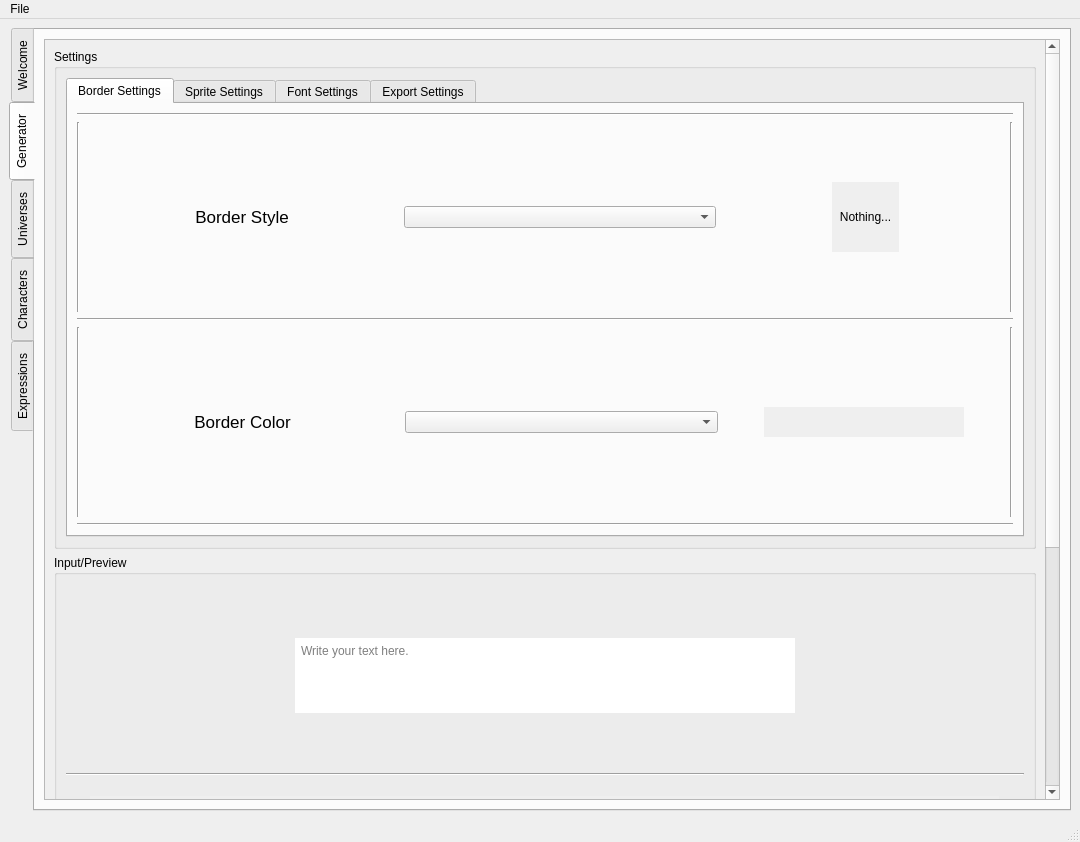
xMirkix/yet-another-textbox-generator, file ui/ui.ui: the form before one commit.
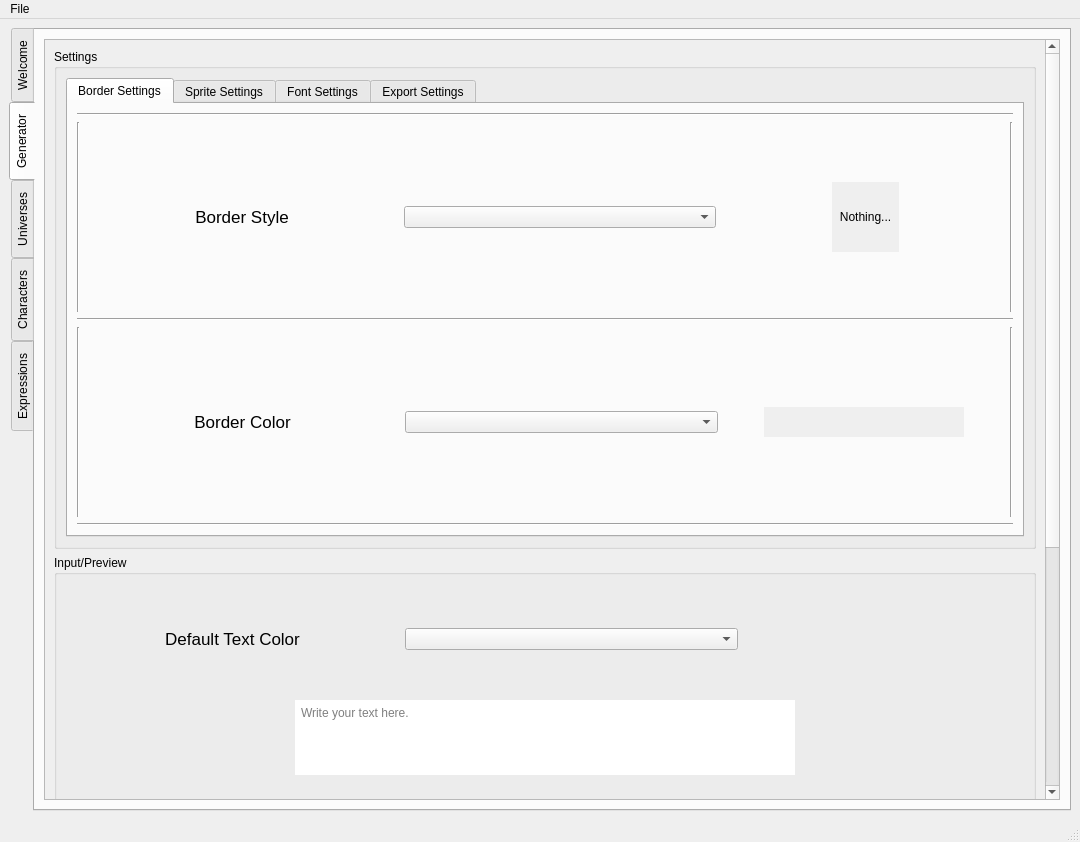
The form after the commit. The open tabs and pages were chosen to show the change. Icons and pictures are not drawn.

Patch:
```diff
--- a/ui/ui.ui
+++ b/ui/ui.ui
@@ -2200,6 +2200,106 @@
                <string>Input/Preview</string>
               </property>
               <layout class="QVBoxLayout" name="verticalLayout_6">
+               <item>
+                <spacer name="verticalSpacer_9">
+                 <property name="orientation">
+                  <enum>Qt::Orientation::Vertical</enum>
+                 </property>
+                 <property name="sizeType">
+                  <enum>QSizePolicy::Policy::Fixed</enum>
+                 </property>
+                 <property name="sizeHint" stdset="0">
+                  <size>
+                   <width>20</width>
+                   <height>40</height>
+                  </size>
+                 </property>
+                </spacer>
+               </item>
+               <item>
+                <layout class="QHBoxLayout" name="horizontalLayout_72">
+                 <item>
+                  <widget class="QLabel" name="label_12">
+                   <property name="font">
+                    <font>
+                     <pointsize>13</pointsize>
+                     <fontweight>DemiBold</fontweight>
+                    </font>
+                   </property>
+                   <property name="text">
+                    <string>Default Text Color</string>
+                   </property>
+                   <property name="alignment">
+                    <set>Qt::AlignmentFlag::AlignCenter</set>
+                   </property>
+                  </widget>
+                 </item>
+                 <item>
+                  <widget class="QComboBox" name="default_color_selector"/>
+                 </item>
+                 <item>
+                  <layout class="QHBoxLayout" name="horizontalLayout_73">
+                   <item>
+                    <spacer name="horizontalSpacer_30">
+                     <property name="orientation">
+                      <enum>Qt::Orientation::Horizontal</enum>
+                     </property>
+                     <property name="sizeType">
+                      <enum>QSizePolicy::Policy::Fixed</enum>
+                     </property>
+                     <property name="sizeHint" stdset="0">
+                      <size>
+                       <width>40</width>
+                       <height>20</height>
+                      </size>
+                     </property>
+                    </spacer>
+                   </item>
+                   <item>
+                    <widget class="QLabel" name="default_color_preview">
+                     <property name="sizePolicy">
+                      <sizepolicy hsizetype="Fixed" vsizetype="Fixed">
+                       <horstretch>0</horstretch>
+                       <verstretch>0</verstretch>
+                      </sizepolicy>
+                     </property>
+                     <property name="minimumSize">
+                      <size>
+                       <width>200</width>
+                       <height>30</height>
+                      </size>
+                     </property>
+                     <property name="maximumSize">
+                      <size>
+                       <width>200</width>
+                       <height>30</height>
+                      </size>
+                     </property>
+                     <property name="text">
+                      <string/>
+                     </property>
+                    </widget>
+                   </item>
+                   <item>
+                    <spacer name="horizontalSpacer_41">
+                     <property name="orientation">
+                      <enum>Qt::Orientation::Horizontal</enum>
+                     </property>
+                     <property name="sizeType">
+                      <enum>QSizePolicy::Policy::Fixed</enum>
+                     </property>
+                     <property name="sizeHint" stdset="0">
+                      <size>
+                       <width>40</width>
+                       <height>20</height>
+                      </size>
+                     </property>
+                    </spacer>
+                   </item>
+                  </layout>
+                 </item>
+                </layout>
+               </item>
                <item>
                 <spacer name="verticalSpacer_8">
                  <property name="orientation">
```
Left out of the diff: 102 changed lines with no effect on the pictures.
